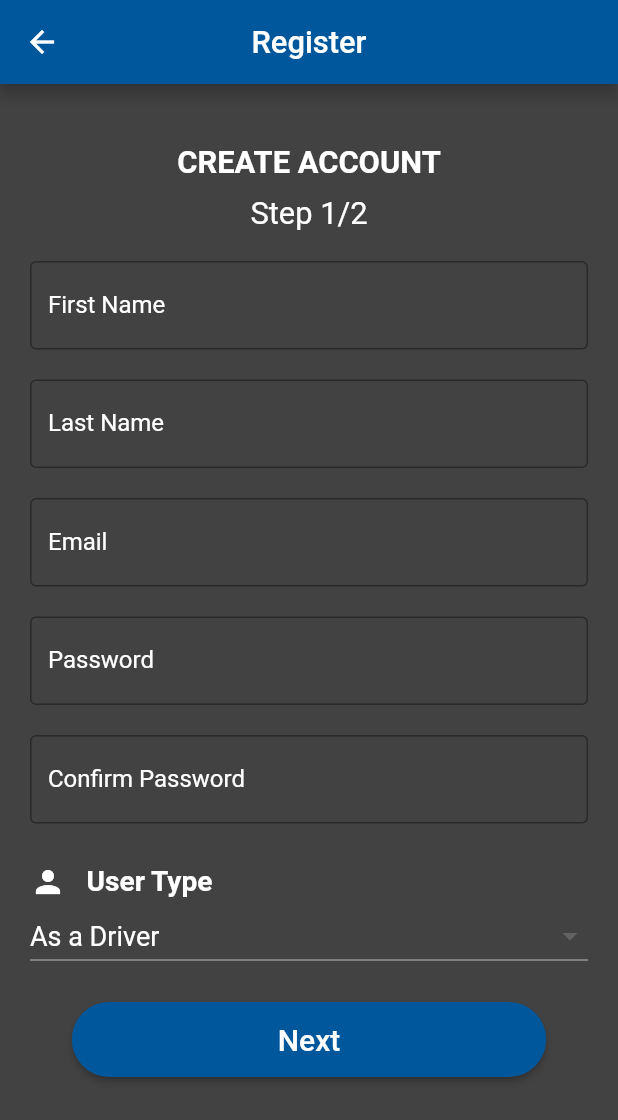
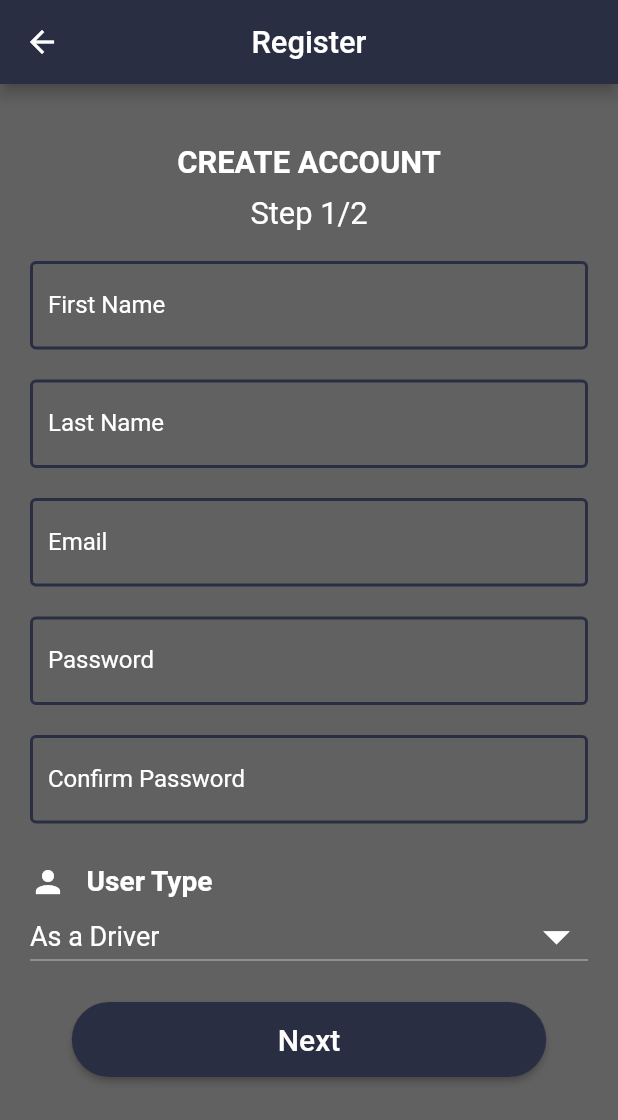
Before and after one commit to FixMe-Application/FixMe, a Flutter app: the Register screen opened directly, on a phone screen of 412 x 824 dp. Shown: the top 1120 px of the screen. Run offline on Flutter 3.47's test engine with Material 2 defaults, Android fonts, the phone set to English and light mode, and no system bars; our stand-ins replace firebase_auth, firebase_core, flutter_credit_card, flutter_rating_bar, flutter_spinkit, geolocator and 2 more; missing offline and left inert: flutter_dialogflow, flutter_facebook_login, google_map_polyline; accounts and stored records are empty; network calls fail; project files that could hold a hidden picture were left out.

Commit message:
Applied theme color to 'Register' page and changed appearance of text fields, dropdown menu & submit button

```diff
--- a/lib/widgets/authentication/Register/Register.dart
+++ b/lib/widgets/authentication/Register/Register.dart
@@ -23,7 +23,7 @@ class _RegisterState extends State<Register> {
     SizeConfig().init(context);
     return Scaffold(
         appBar: AppBar(
-          backgroundColor: Colors.lightBlue[900],
+          backgroundColor: Color(0xff2a2e43),
           title: Text(
             "Register",
             style: TextStyle(
@@ -35,7 +35,7 @@ class _RegisterState extends State<Register> {
         ),
         body: Container(
             height: SizeConfig.screenHeight,
-            color: Colors.grey[800],
+            color: Colors.grey[700],
             padding: const EdgeInsets.only(left: 20, top: 40, right: 20),
             child: SingleChildScrollView(
                 child: Form(
@@ -72,8 +72,15 @@ class _RegisterState extends State<Register> {
                   ),
                   decoration: InputDecoration(
                     border: const OutlineInputBorder(
-                        borderSide:
-                            const BorderSide(color: Colors.yellow, width: 1.0)),
+                      borderSide:
+                          const BorderSide(color: Colors.yellow, width: 1.0),
+                    ),
+                    enabledBorder: OutlineInputBorder(
+                      borderSide: BorderSide(
+                        color: Color(0xff2a2e43),
+                        width: 2.0,
+                      ),
+                    ),
                     labelText: 'First Name',
                     labelStyle: TextStyle(color: Colors.white),
                     hintText: "Zeena",
@@ -91,8 +98,15 @@ class _RegisterState extends State<Register> {
                     ),
                     decoration: InputDecoration(
                       border: const OutlineInputBorder(
-                          borderSide: const BorderSide(
-                              color: Colors.white, width: 1.0)),
+                        borderSide:
+                            const BorderSide(color: Colors.white, width: 1.0),
+                      ),
+                      enabledBorder: OutlineInputBorder(
+                        borderSide: BorderSide(
+                          color: Color(0xff2a2e43),
+                          width: 2.0,
+                        ),
+                      ),
                       labelText: 'Last Name',
                       labelStyle: TextStyle(color: Colors.white),
                       hintText: "Youhan",
@@ -109,7 +123,14 @@ class _RegisterState extends State<Register> {
                   ),
                   decoration: InputDecoration(
                     border: const OutlineInputBorder(
-                        borderSide: const BorderSide(color: Colors.grey)),
+                      borderSide: const BorderSide(color: Colors.grey),
+                    ),
+                    enabledBorder: OutlineInputBorder(
+                      borderSide: BorderSide(
+                        color: Color(0xff2a2e43),
+                        width: 2.0,
+                      ),
+                    ),
                     labelText: 'Email',
                     labelStyle: TextStyle(color: Colors.white),
                     hintText: "zeena2gmail.com",
@@ -128,7 +149,14 @@ class _RegisterState extends State<Register> {
                   obscureText: true,
                   decoration: InputDecoration(
                     border: const OutlineInputBorder(
-                        borderSide: const BorderSide(color: Colors.grey)),
+                      borderSide: const BorderSide(color: Colors.grey),
+                    ),
+                    enabledBorder: OutlineInputBorder(
+                      borderSide: BorderSide(
+                        color: Color(0xff2a2e43),
+                        width: 2.0,
+                      ),
+                    ),
                     labelText: 'Password',
                     labelStyle: TextStyle(color: Colors.white),
                     hintText: "XXXXXXX",
@@ -146,7 +174,14 @@ class _RegisterState extends State<Register> {
                   ),
                   decoration: InputDecoration(
                       border: const OutlineInputBorder(
-                          borderSide: const BorderSide(color: Colors.grey)),
+                        borderSide: const BorderSide(color: Colors.grey),
+                      ),
+                      enabledBorder: OutlineInputBorder(
+                        borderSide: BorderSide(
+                          color: Color(0xff2a2e43),
+                          width: 2.0,
+                        ),
+                      ),
                       labelText: 'Confirm Password',
                       labelStyle: TextStyle(color: Colors.white),
                       hintText: "XXXXXXX",
@@ -185,9 +220,13 @@ class _RegisterState extends State<Register> {
                 DropdownButton<String>(
                     value: dropdownValue,
                     isExpanded: true,
-                    iconSize: 24,
                     elevation: 16,
-                    dropdownColor: Colors.grey[800],
+                    dropdownColor: Color(0xff2a2e43),
+                    icon: Icon(
+                      Icons.arrow_drop_down,
+                      color: Colors.white,
+                    ),
+                    iconSize: 42,
                     style: TextStyle(
                       fontSize: 18.0,
                       color: Colors.white,
@@ -221,7 +260,7 @@ class _RegisterState extends State<Register> {
                       ),
                     ),
                     style: ElevatedButton.styleFrom(
-                      primary: Colors.lightBlue[900],
+                      primary: Color(0xff2a2e43),
                       padding: EdgeInsets.only(
                         left: SizeConfig.left / 3,
                         right: SizeConfig.right / 3,
```
